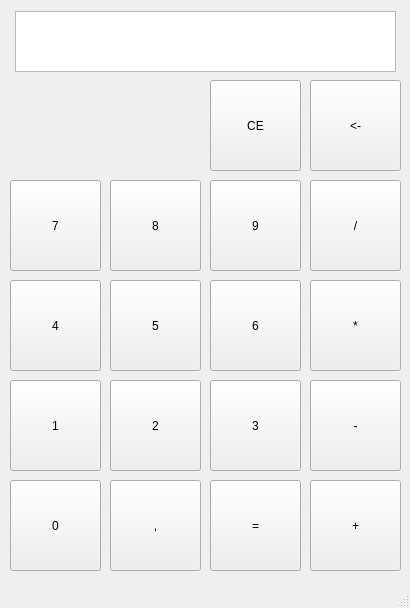
This is Assignment9/calculator/calculator.ui in MaxSchu/ITT_SS16 as Qt 5 draws it before an edit. The edited form follows.
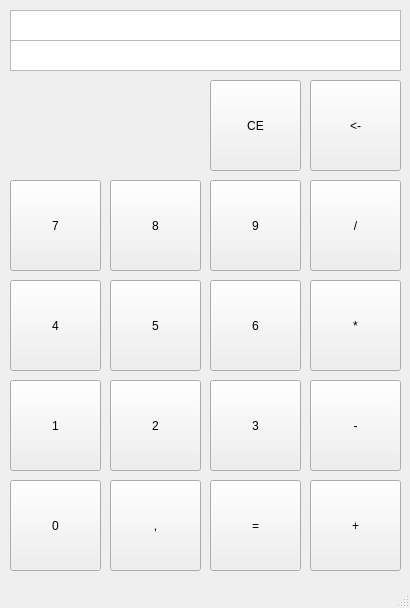
This is the edited form.

Commit message: finished calculator logic

```diff
--- a/Assignment9/calculator/calculator.ui
+++ b/Assignment9/calculator/calculator.ui
@@ -251,11 +251,41 @@
    <widget class="QTextBrowser" name="textBrowser">
     <property name="geometry">
      <rect>
-      <x>15</x>
-      <y>11</y>
-      <width>381</width>
-      <height>61</height>
+      <x>10</x>
+      <y>40</y>
+      <width>391</width>
+      <height>31</height>
      </rect>
+    </property>
+    <property name="layoutDirection">
+     <enum>Qt::RightToLeft</enum>
+    </property>
+    <property name="html">
+     <string>&lt;!DOCTYPE HTML PUBLIC &quot;-//W3C//DTD HTML 4.0//EN&quot; &quot;http://www.w3.org/TR/REC-html40/strict.dtd&quot;&gt;
+&lt;html&gt;&lt;head&gt;&lt;meta name=&quot;qrichtext&quot; content=&quot;1&quot; /&gt;&lt;style type=&quot;text/css&quot;&gt;
+p, li { white-space: pre-wrap; }
+&lt;/style&gt;&lt;/head&gt;&lt;body style=&quot; font-family:'Sans Serif'; font-size:9pt; font-weight:400; font-style:normal;&quot;&gt;
+&lt;p align=&quot;right&quot; style=&quot;-qt-paragraph-type:empty; margin-top:0px; margin-bottom:0px; margin-left:0px; margin-right:0px; -qt-block-indent:0; text-indent:0px;&quot;&gt;&lt;br /&gt;&lt;/p&gt;&lt;/body&gt;&lt;/html&gt;</string>
+    </property>
+   </widget>
+   <widget class="QTextBrowser" name="textBrowser_prev">
+    <property name="geometry">
+     <rect>
+      <x>10</x>
+      <y>10</y>
+      <width>391</width>
+      <height>31</height>
+     </rect>
+    </property>
+    <property name="layoutDirection">
+     <enum>Qt::RightToLeft</enum>
+    </property>
+    <property name="html">
+     <string>&lt;!DOCTYPE HTML PUBLIC &quot;-//W3C//DTD HTML 4.0//EN&quot; &quot;http://www.w3.org/TR/REC-html40/strict.dtd&quot;&gt;
+&lt;html&gt;&lt;head&gt;&lt;meta name=&quot;qrichtext&quot; content=&quot;1&quot; /&gt;&lt;style type=&quot;text/css&quot;&gt;
+p, li { white-space: pre-wrap; }
+&lt;/style&gt;&lt;/head&gt;&lt;body style=&quot; font-family:'Sans Serif'; font-size:9pt; font-weight:400; font-style:normal;&quot;&gt;
+&lt;p align=&quot;right&quot; style=&quot;-qt-paragraph-type:empty; margin-top:0px; margin-bottom:0px; margin-left:0px; margin-right:0px; -qt-block-indent:0; text-indent:0px;&quot;&gt;&lt;br /&gt;&lt;/p&gt;&lt;/body&gt;&lt;/html&gt;</string>
     </property>
    </widget>
   </widget>
```
Left out of the diff: 2 changed lines with no effect on the pictures. The commit also changes 2 other files.
